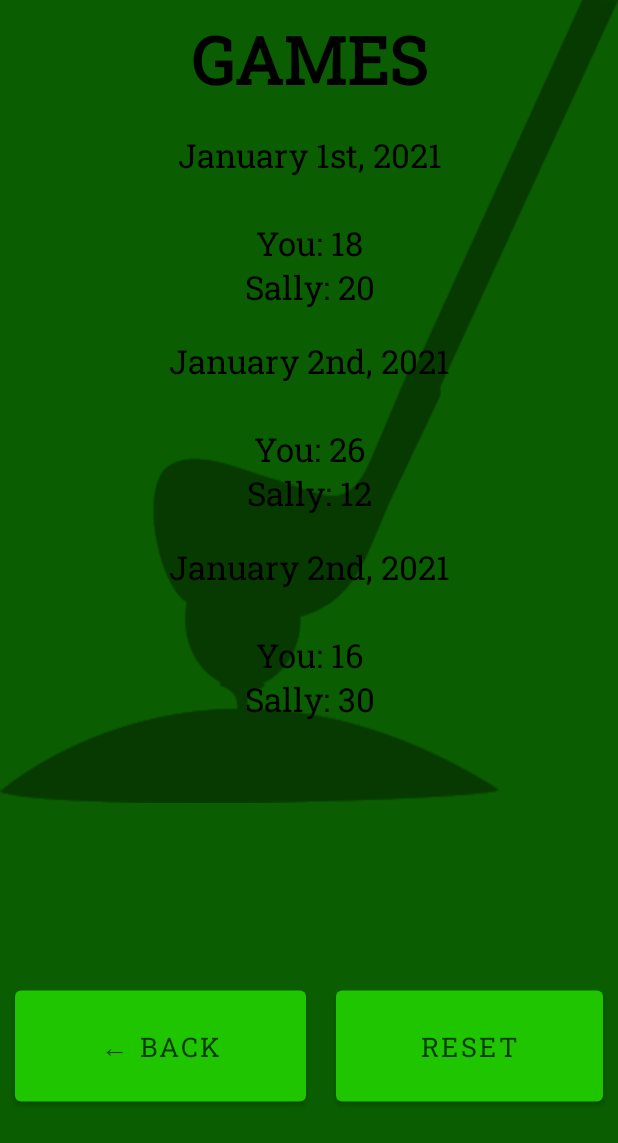
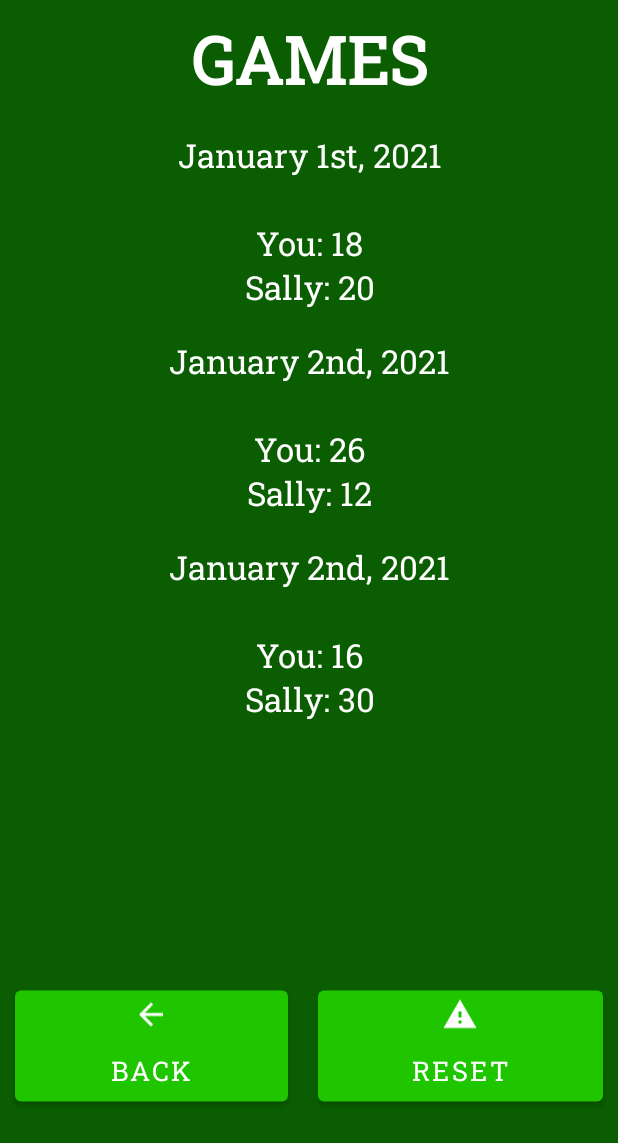
Before and after one commit to jason-ball/ScoreBuddy, an Android app: the HistoryActivity screen opened directly, with no data from a screen before it, on a phone screen of 412 x 824 dp. Shown: the top 1143 px of the screen. Run offline under Robolectric (Android 15) with nearby library versions, the phone set to English and light mode, and no system bars.

Commit message:
Make history page green
Signed-off-by: Jason Ball <jason@jasonball.dev>

```diff
--- a/app/src/main/res/layout/activity_history.xml
+++ b/app/src/main/res/layout/activity_history.xml
@@ -9,7 +9,6 @@
     <GridLayout
         android:layout_width="match_parent"
         android:layout_height="wrap_content"
-        android:background="@drawable/golf"
         android:backgroundTint="@color/material_on_background_disabled"
         android:columnCount="1"
         android:rowCount="4"
@@ -26,7 +25,7 @@
             android:textAlignment="center"
             android:textStyle="bold"
             android:textAllCaps="true"
-            android:textColor="@color/black"
+            android:textColor="@color/white"
             android:textSize="44sp"></TextView>
 
         <TextView
@@ -39,7 +38,7 @@
             android:layout_margin="10sp"
             android:text="January 1st, 2021\n\nYou: 18\nSally: 20"
             android:textAlignment="center"
-            android:textColor="@color/black"
+            android:textColor="@color/white"
             android:textSize="22sp"></TextView>
 
         <TextView
@@ -52,7 +51,7 @@
             android:layout_margin="10sp"
             android:text="January 2nd, 2021\n\nYou: 26\nSally: 12"
             android:textAlignment="center"
-            android:textColor="@color/black"
+            android:textColor="@color/white"
             android:textSize="22sp"></TextView>
 
         <TextView
@@ -65,7 +64,7 @@
             android:layout_margin="10sp"
             android:text="January 2nd, 2021\n\nYou: 16\nSally: 30"
             android:textAlignment="center"
-            android:textColor="@color/black"
+            android:textColor="@color/white"
             android:textSize="22sp"></TextView>
 
         <TextView
@@ -97,7 +96,10 @@
             android:layout_columnWeight="1"
             android:layout_gravity="center_vertical"
             android:layout_margin="10sp"
-            android:text="← back"
+            android:text="back"
+            android:drawableTop="@drawable/ic_baseline_arrow_back_24"
+            android:drawableTint="@color/white"
+            android:textColor="@color/white"
             android:textSize="18sp">
 
         </Button>
@@ -111,7 +113,10 @@
             android:layout_gravity="center_vertical"
             android:layout_margin="10sp"
             android:text="reset"
-            android:textSize="18sp">
+            android:textSize="18sp"
+            android:drawableTop="@drawable/ic_baseline_warning_24"
+            android:drawableTint="@color/white"
+            android:textColor="@color/white">
 
         </Button>
     </GridLayout>
```
